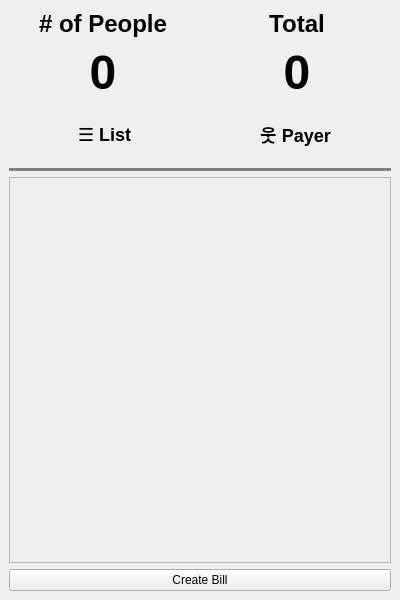
Above: BillSplittr/mainwindow.ui from neneprm/BillSplittr before the change. Below: the same form after it.
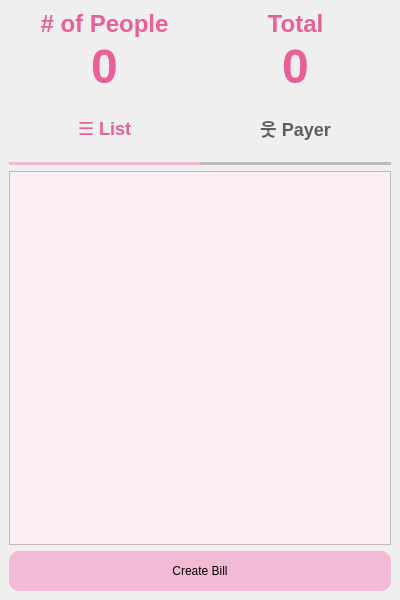
That is the form after the change.

Commit message:
Change ui color scheme and update ui
list window
main window
people window

What changed in the file:
```diff
--- a/BillSplittr/mainwindow.ui
+++ b/BillSplittr/mainwindow.ui
@@ -31,10 +31,16 @@
   <property name="windowTitle">
    <string>BillSplittr</string>
   </property>
+  <property name="autoFillBackground">
+   <bool>false</bool>
+  </property>
   <widget class="QWidget" name="centralwidget">
    <layout class="QVBoxLayout" name="verticalLayout">
     <item>
      <layout class="QHBoxLayout" name="horizontalLayout">
+      <property name="spacing">
+       <number>0</number>
+      </property>
       <item>
        <layout class="QVBoxLayout" name="verticalLayout_2">
         <item>
@@ -46,7 +52,7 @@
            </size>
           </property>
           <property name="text">
-           <string>&lt;html&gt;&lt;head/&gt;&lt;body&gt;&lt;p&gt;&lt;span style=&quot; font-size:18pt; font-weight:600;&quot;&gt;# of People&lt;/span&gt;&lt;/p&gt;&lt;/body&gt;&lt;/html&gt;</string>
+           <string>&lt;html&gt;&lt;head/&gt;&lt;body&gt;&lt;p&gt;&lt;span style=&quot; font-size:18pt; font-weight:600; color:#e85f99;&quot;&gt;# of People&lt;/span&gt;&lt;/p&gt;&lt;/body&gt;&lt;/html&gt;</string>
           </property>
           <property name="alignment">
            <set>Qt::AlignCenter</set>
@@ -62,7 +68,7 @@
            </size>
           </property>
           <property name="text">
-           <string>&lt;html&gt;&lt;head/&gt;&lt;body&gt;&lt;p&gt;&lt;span style=&quot; font-size:36pt; font-weight:600;&quot;&gt;0&lt;/span&gt;&lt;/p&gt;&lt;/body&gt;&lt;/html&gt;</string>
+           <string>&lt;html&gt;&lt;head/&gt;&lt;body&gt;&lt;p&gt;&lt;span style=&quot; font-size:36pt; font-weight:600; color:#e85f99;&quot;&gt;0&lt;/span&gt;&lt;/p&gt;&lt;/body&gt;&lt;/html&gt;</string>
           </property>
           <property name="alignment">
            <set>Qt::AlignCenter</set>
@@ -82,7 +88,7 @@
            </size>
           </property>
           <property name="text">
-           <string>&lt;html&gt;&lt;head/&gt;&lt;body&gt;&lt;p&gt;&lt;span style=&quot; font-size:18pt; font-weight:600;&quot;&gt;Total&lt;/span&gt;&lt;/p&gt;&lt;/body&gt;&lt;/html&gt;</string>
+           <string>&lt;html&gt;&lt;head/&gt;&lt;body&gt;&lt;p&gt;&lt;span style=&quot; font-size:18pt; font-weight:600; color:#e85f99;&quot;&gt;Total&lt;/span&gt;&lt;/p&gt;&lt;/body&gt;&lt;/html&gt;</string>
           </property>
           <property name="alignment">
            <set>Qt::AlignCenter</set>
@@ -98,7 +104,7 @@
            </size>
           </property>
           <property name="text">
-           <string>&lt;html&gt;&lt;head/&gt;&lt;body&gt;&lt;p&gt;&lt;span style=&quot; font-size:36pt; font-weight:600;&quot;&gt;0&lt;/span&gt;&lt;/p&gt;&lt;/body&gt;&lt;/html&gt;</string>
+           <string>&lt;html&gt;&lt;head/&gt;&lt;body&gt;&lt;p&gt;&lt;span style=&quot; font-size:36pt; font-weight:600; color:#e85f99;&quot;&gt;0&lt;/span&gt;&lt;/p&gt;&lt;/body&gt;&lt;/html&gt;</string>
           </property>
           <property name="alignment">
            <set>Qt::AlignCenter</set>
@@ -126,22 +132,23 @@
          <string notr="true">QPushButton {
 	font: 18px;
 	font-weight: bold;
+	color: #5e5e5e;
 	background: none;
 	border: outset;
 	border-width: 3px;
 	border-top: none;
 	border-right: none;
 	border-left: none;
-	border-bottom-color: gray;
+	border-bottom-color: #bbbbbb;
 }
 QPushButton:checked {
 	border: outset;
-	color: #ff9292;
+	color: #e85f99;
 	border-width: 3px;
 	border-top: none;
 	border-right: none;
 	border-left: none;
-	border-bottom-color: pink;
+	border-bottom-color: #f3bad6;
 }</string>
         </property>
         <property name="text">
@@ -151,6 +158,9 @@
          <bool>true</bool>
         </property>
         <property name="checked">
+         <bool>true</bool>
+        </property>
+        <property name="autoRepeat">
          <bool>false</bool>
         </property>
        </widget>
@@ -167,22 +177,23 @@
          <string notr="true">QPushButton {
 	font: 18px;
 	font-weight: bold;
+	color: #5e5e5e;
 	background: none;
 	border: outset;
 	border-width: 3px;
 	border-top: none;
 	border-right: none;
 	border-left: none;
-	border-bottom-color: gray;
+	border-bottom-color: #bbbbbb;
 }
 QPushButton:checked {
 	border: outset;
-	color: pink;
+	color: #e85f99;
 	border-width: 3px;
 	border-top: none;
 	border-right: none;
 	border-left: none;
-	border-bottom-color: pink;
+	border-bottom-color: #f3bad6;
 }</string>
         </property>
         <property name="text">
@@ -206,6 +217,9 @@
         <height>400</height>
        </size>
       </property>
+      <property name="styleSheet">
+       <string notr="true">background-color: #fceef5;</string>
+      </property>
       <property name="frameShape">
        <enum>QFrame::StyledPanel</enum>
       </property>
@@ -216,8 +230,22 @@
     </item>
     <item>
      <widget class="QPushButton" name="createBillButton">
+      <property name="maximumSize">
+       <size>
+        <width>400</width>
+        <height>40</height>
+       </size>
+      </property>
       <property name="styleSheet">
-       <string notr="true"/>
+       <string notr="true">QPushButton {
+	border: outset;
+	border-radius: 10px;
+	background-color: #f3bad6;
+}
+
+QPushButton:pressed{
+	background-color: #e85f99;
+}</string>
       </property>
       <property name="text">
        <string>Create Bill</string>
```
Left out of the diff: 12 changed lines with no effect on the pictures. The commit also changes 2 other files.
